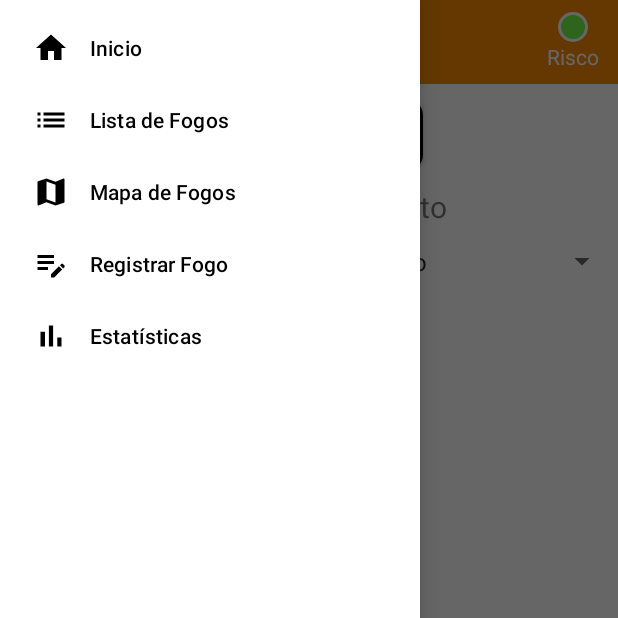
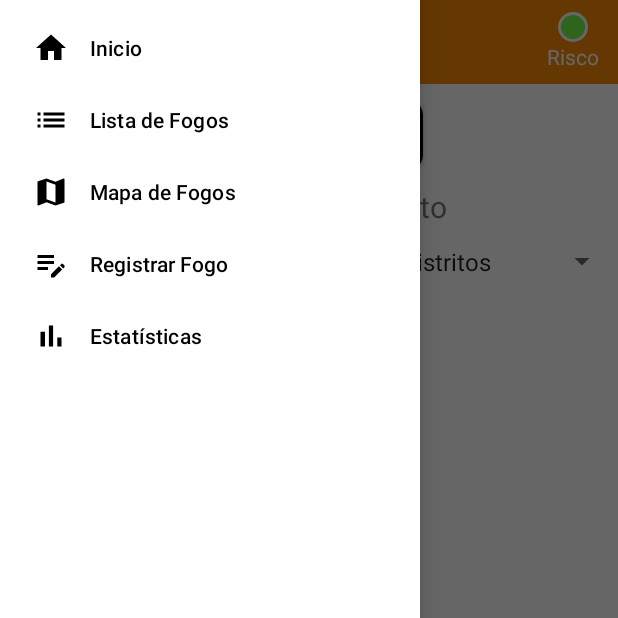
Before and after one commit to matheusbralves/RadarDosFogos, an Android app: the fragment FireListFragment placed in its activity, with the side drawer open, on a phone screen of 412 x 824 dp, the top half of it. Run offline under Robolectric (Android 15) with nearby library versions, the phone set to English and light mode, and no system bars; libraries missing offline, so code that uses them is left out: com.fondesa.kpermissions; network calls fail; 2 statements that could not run were skipped.

Commit message:
Arrumado dropdown da Lista

```diff
--- a/app/src/main/java/pt/ulusofona/deisi/cm2122/g21800876_21900074/DashboardFragment.kt
+++ b/app/src/main/java/pt/ulusofona/deisi/cm2122/g21800876_21900074/DashboardFragment.kt
@@ -65,13 +65,6 @@ class DashboardFragment : Fragment() {
             adapter.setDropDownViewResource(android.R.layout.simple_spinner_dropdown_item)
             spinner.adapter = adapter
         }
-
-        binding.spinner.onItemSelectedListener = object : AdapterView.OnItemSelectedListener{
-            override fun onNothingSelected(parent: AdapterView<*>?) {}
-            override fun onItemSelected(parent: AdapterView<*>?, view: View?, position: Int, id: Long) {
-                radiusSelect()
-            }
-        }
     }
 
     private fun radiusSelect(){
--- a/app/src/main/java/pt/ulusofona/deisi/cm2122/g21800876_21900074/FireListFragment.kt
+++ b/app/src/main/java/pt/ulusofona/deisi/cm2122/g21800876_21900074/FireListFragment.kt
@@ -60,7 +60,7 @@ class FireListFragment : Fragment() {
         val spinner: Spinner = binding.spinner
         ArrayAdapter.createFromResource(
             requireActivity(),
-            R.array.district_array,
+            R.array.district_array_plus_all,
             android.R.layout.simple_spinner_item
         ).also { adapter ->
             adapter.setDropDownViewResource(android.R.layout.simple_spinner_dropdown_item)
--- a/app/src/main/res/values/strings.xml
+++ b/app/src/main/res/values/strings.xml
@@ -53,7 +53,6 @@
         <item>50 KM</item>
     </string-array>
 
-
     <!-- Strings da Lista de Fogos -->
     <string name="btn_mapa"><b>Mapa de Fogos</b></string>
     <string name="fogos_ativos">Fogos Ativos:</string>
@@ -62,6 +61,28 @@
     <string name="status_terminado">Terminado</string>
     <string name="status_por_confirmar">Por Confirmar</string>
     <string name="filtrar_por_distrito">Filtrar por distrito:</string>
+
+    <string-array name="district_array_plus_all">
+        <item>Todos os Distritos</item>
+        <item>Aveiro</item>
+        <item>Beja</item>
+        <item>Braga</item>
+        <item>Bragança</item>
+        <item>Castelo Branco</item>
+        <item>Coimbra</item>
+        <item>Évora</item>
+        <item>Faro</item>
+        <item>Guarda</item>
+        <item>Leiria</item>
+        <item>Lisboa</item>
+        <item>Portalegre</item>
+        <item>Porto</item>
+        <item>Santarém</item>
+        <item>Setúbal</item>
+        <item>Viana do Castelo</item>
+        <item>Vila Real</item>
+        <item>Viseu</item>
+    </string-array>
 
     <!-- String Detalhes -->
     <string name="detalhe">Detalhe do Fogo</string>
```
Also changed, not shown: 1 other file.
